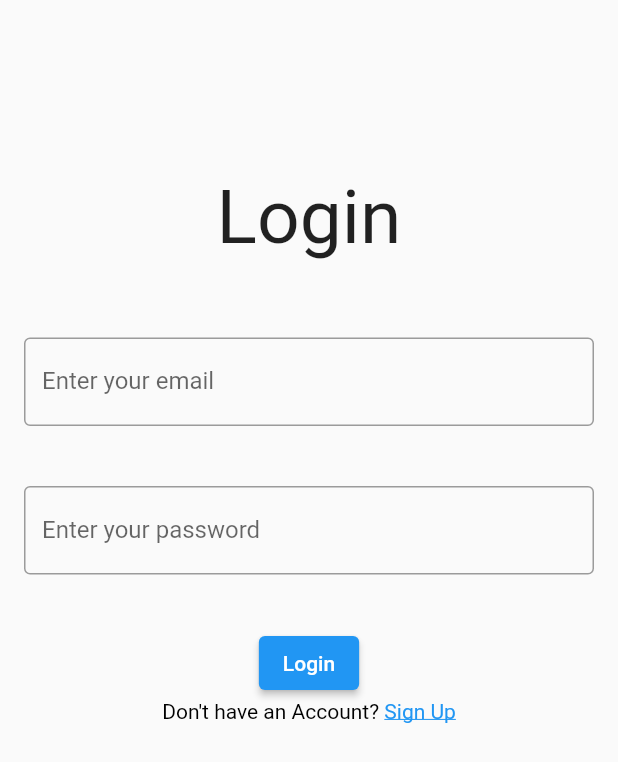
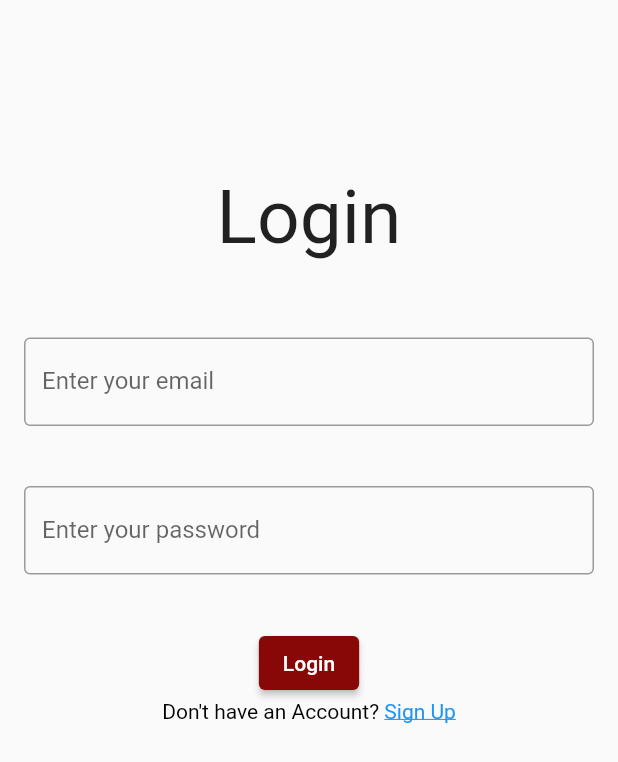
Before and after one commit to ZainR10/to-do-list-flutter-app, a Flutter app: the screen it shows after launch, on a phone screen of 412 x 824 dp. Shown: the top 762 px of the screen. Run offline on Flutter 3.47's test engine with Material 2 defaults, Android fonts, the phone set to English and light mode, and no system bars; our stand-ins replace curved_navigation_bar.

Commit message:
themedata

```diff
--- a/lib/main.dart
+++ b/lib/main.dart
@@ -17,7 +17,7 @@ class MyApp extends StatelessWidget {
   @override
   Widget build(BuildContext context) {
     return MaterialApp(
-        theme: appthemedata,
+        theme: themedata,
         debugShowCheckedModeBanner: false,
         home: const Login());
   }
--- a/lib/themedata.dart
+++ b/lib/themedata.dart
@@ -1,4 +1,24 @@
 import 'package:flutter/material.dart';
 
-final appthemedata =
-    ThemeData(bottomNavigationBarTheme: BottomNavigationBarThemeData());
+final themedata = ThemeData(
+    iconTheme: IconThemeData(color: Colors.purple),
+    primarySwatch: MaterialColor(0xff880808, <int, Color>{
+      50: Colors.purple.shade50,
+      100: Colors.purple.shade100,
+      200: Colors.purple.shade200,
+      300: Colors.purple.shade300,
+      400: Colors.purple.shade400,
+      500: Colors.purple.shade500,
+      600: Colors.purple.shade600,
+      700: Colors.purple.shade700,
+      800: Colors.purple.shade800,
+      900: Colors.purple.shade900,
+    }),
+    appBarTheme: AppBarTheme(
+        backgroundColor: MaterialColor(0xff880808, {
+      900: Colors.purple.shade500,
+    })),
+    bottomNavigationBarTheme: BottomNavigationBarThemeData(
+        backgroundColor: MaterialColor(0xff880808, {
+      900: Colors.purple.shade500,
+    })));
```
Also changed, not shown: lib/todo_initial_screen.dart (+11 -2 lines).
